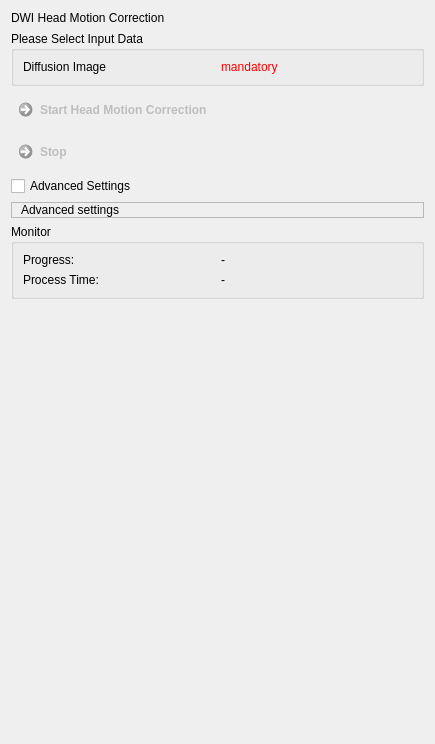
Before: the Qt Designer form Plugins/org.mitk.gui.qt.diffusionimaging/src/internal/QmitkDiffusionRegistrationViewControls.ui in MITK/MITK, drawn with Qt 5.
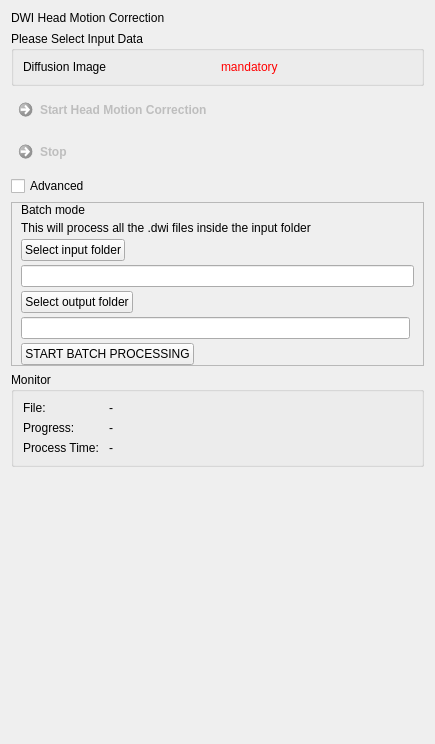
After: the same form once the commit is applied. Icons and pictures are not drawn.

Commit message: Enabling Head-motion correction batch processing

What changed in the file:
```diff
--- a/Plugins/org.mitk.gui.qt.diffusionimaging/src/internal/QmitkDiffusionRegistrationViewControls.ui
+++ b/Plugins/org.mitk.gui.qt.diffusionimaging/src/internal/QmitkDiffusionRegistrationViewControls.ui
@@ -85,8 +85,14 @@
       <string>Monitor</string>
      </property>
      <layout class="QGridLayout" name="gridLayout_6">
-      <item row="1" column="0">
+      <item row="2" column="0">
        <widget class="QLabel" name="label_26">
+        <property name="sizePolicy">
+         <sizepolicy hsizetype="Maximum" vsizetype="Preferred">
+          <horstretch>0</horstretch>
+          <verstretch>0</verstretch>
+         </sizepolicy>
+        </property>
         <property name="toolTip">
          <string/>
         </property>
@@ -97,11 +103,11 @@
          <string/>
         </property>
         <property name="text">
-         <string>Process Time:</string>
+         <string>Process Time: </string>
         </property>
        </widget>
       </item>
-      <item row="0" column="0">
+      <item row="1" column="0">
        <widget class="QLabel" name="label_23">
         <property name="toolTip">
          <string/>
@@ -117,23 +123,23 @@
         </property>
        </widget>
       </item>
-      <item row="0" column="1">
-       <widget class="QLabel" name="m_CurrentStepLabel">
-        <property name="toolTip">
-         <string/>
-        </property>
-        <property name="statusTip">
-         <string/>
-        </property>
-        <property name="whatsThis">
-         <string/>
-        </property>
-        <property name="text">
-         <string>-</string>
-        </property>
-       </widget>
-      </item>
       <item row="1" column="1">
+       <widget class="QLabel" name="m_CurrentStepLabel">
+        <property name="toolTip">
+         <string/>
+        </property>
+        <property name="statusTip">
+         <string/>
+        </property>
+        <property name="whatsThis">
+         <string/>
+        </property>
+        <property name="text">
+         <string>-</string>
+        </property>
+       </widget>
+      </item>
+      <item row="2" column="1">
        <widget class="QLabel" name="m_RegistrationTimeLabel">
         <property name="toolTip">
          <string/>
@@ -149,6 +155,20 @@
         </property>
        </widget>
       </item>
+      <item row="0" column="0">
+        <widget class="QLabel" name="label_6">
+         <property name="text">
+           <string>File:</string>
+         </property>
+        </widget>
+      </item>
+      <item row="0" column="1">
+        <widget class="QLabel" name="m_CurrentFileLabel">
+          <property name="text">
+           <string>-</string>
+          </property>
+         </widget>
+      </item>
      </layout>
     </widget>
    </item>
@@ -172,6 +192,13 @@
      </property>
     </widget>
    </item>
+   <item row="4" column="0">
+    <widget class="QCheckBox" name="m_AdvancedSettingsCheckbox">
+      <property name="text">
+       <string>Advanced</string>
+      </property>
+    </widget>
+   </item>
    <item row="5" column="0">
     <widget class="QFrame" name="m_AdvancedFrame">
      <property name="enabled">
@@ -202,20 +229,65 @@
       <item row="0" column="0">
        <widget class="QLabel" name="label_3">
         <property name="text">
-         <string>Advanced settings</string>
+        <string>Batch mode</string>
+        </property>
+       </widget>
+      </item>
+      <item row="2" column="0">
+       <widget class="QLabel" name="label_5">
+        <property name="text">
+         <string>This will process all the .dwi files inside the input folder</string>
+        </property>
+       </widget>
+      </item>
+      <item row="6" column="0">
+       <widget class="QLineEdit" name="m_OutputFolderTextbox"/>
+      </item>
+      <item row="4" column="0" colspan="2">
+       <widget class="QLineEdit" name="m_InputFolderTextbox"/>
+      </item>
+      <item row="7" column="0">
+       <widget class="QPushButton" name="m_StartBatchButton">
+        <property name="sizePolicy">
+         <sizepolicy hsizetype="Maximum" vsizetype="Fixed">
+          <horstretch>0</horstretch>
+          <verstretch>0</verstretch>
+         </sizepolicy>
+        </property>
+        <property name="text">
+         <string>START BATCH PROCESSING</string>
+        </property>
+       </widget>
+      </item>
+      <item row="3" column="0">
+       <widget class="QPushButton" name="m_SelectInputButton">
+        <property name="sizePolicy">
+         <sizepolicy hsizetype="Maximum" vsizetype="Fixed">
+          <horstretch>0</horstretch>
+          <verstretch>0</verstretch>
+         </sizepolicy>
+        </property>
+        <property name="text">
+         <string>Select input folder</string>
+        </property>
+       </widget>
+      </item>
+      <item row="5" column="0">
+       <widget class="QPushButton" name="m_SelectOutputButton">
+        <property name="sizePolicy">
+         <sizepolicy hsizetype="Maximum" vsizetype="Fixed">
+          <horstretch>0</horstretch>
+          <verstretch>0</verstretch>
+         </sizepolicy>
+        </property>
+        <property name="text">
+         <string>Select output folder</string>
         </property>
        </widget>
       </item>
      </layout>
     </widget>
    </item>
-   <item row="4" column="0">
-    <widget class="QCheckBox" name="m_AdvancedSettingsCheckbox">
-     <property name="text">
-      <string>Advanced Settings</string>
-     </property>
-    </widget>
-   </item>
   </layout>
  </widget>
  <resources>
```
Left out of the diff: 2 changed lines with no effect on the pictures. The commit also changes 2 other files.
